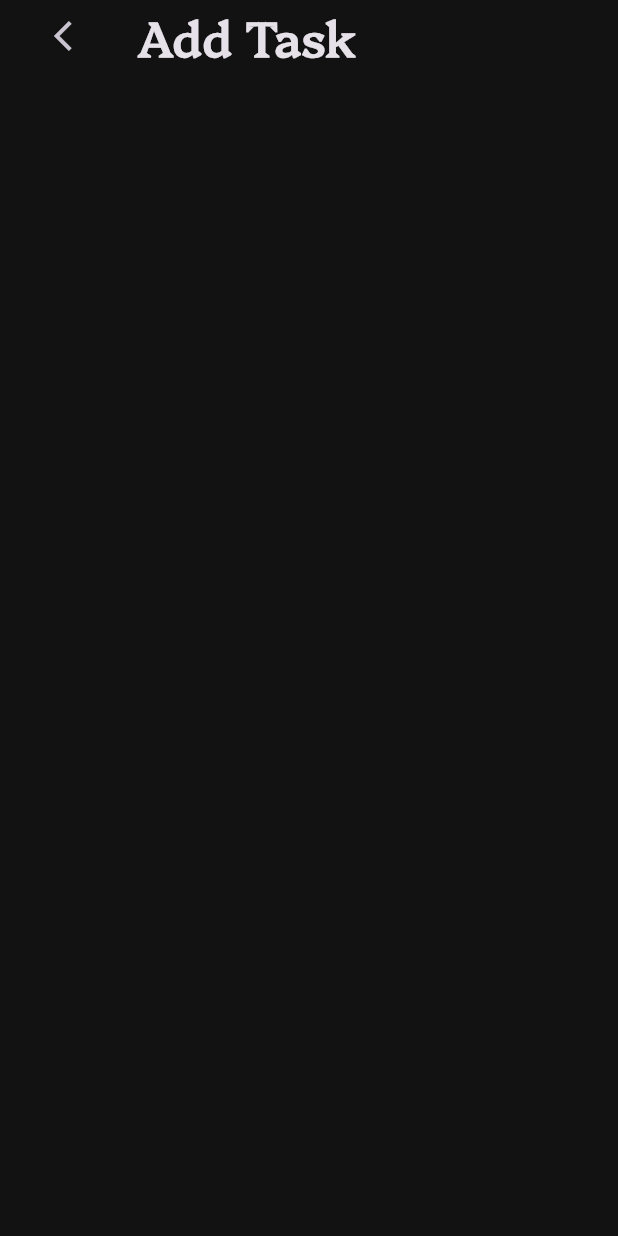
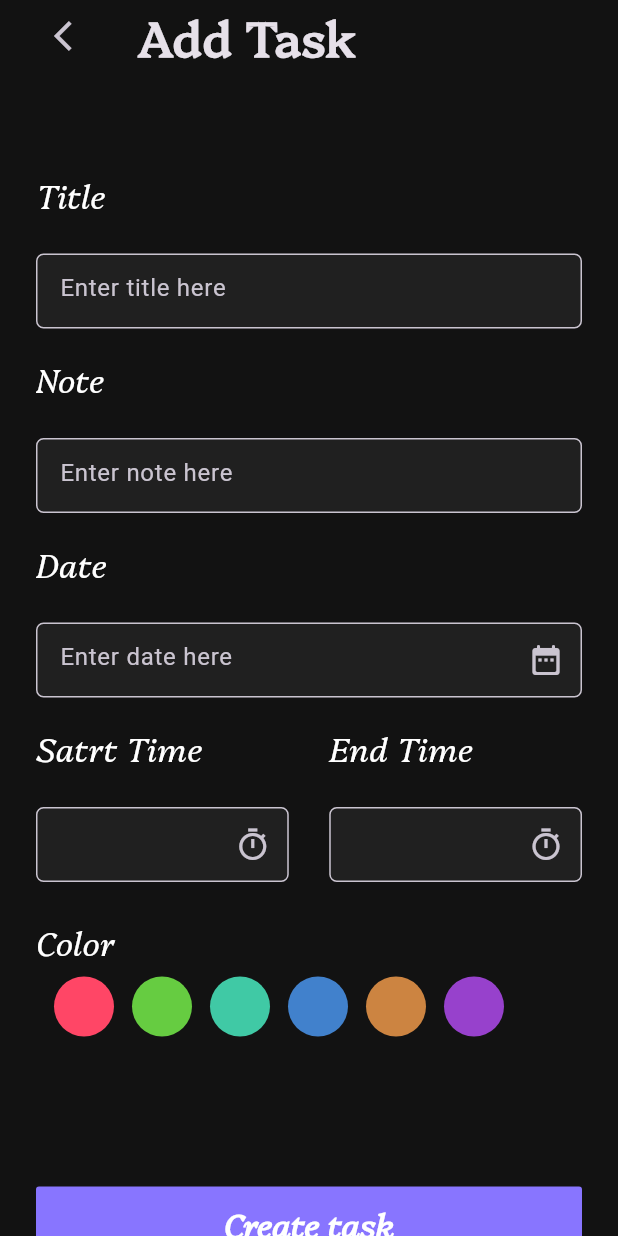
Before and after one commit to AnasAlhamadd/taskmanger, a Flutter app: the AddTaskView screen opened by its route, on a phone screen of 412 x 824 dp. Run offline on Flutter 3.47's test engine with Material 3 defaults, Android fonts, the phone set to English and light mode, and no system bars; our stand-ins replace bloc, date_picker_timeline, firebase_auth, firebase_core, flutter_bloc, flutter_svg and 4 more; accounts and stored records are empty.

Commit message:
finesh ui add task

```diff
--- a/lib/Feauthres/add_task_screen/prisintaion/views/widgets/add_task_viewbody.dart
+++ b/lib/Feauthres/add_task_screen/prisintaion/views/widgets/add_task_viewbody.dart
@@ -1,18 +1,91 @@
+import 'package:flutter/cupertino.dart';
 import 'package:flutter/material.dart';
+import 'package:flutter/widgets.dart';
 import 'package:untitledtaskmanger/Feauthres/add_task_screen/prisintaion/views/widgets/custom_appbar.dart';
+import 'package:untitledtaskmanger/Feauthres/add_task_screen/prisintaion/views/widgets/custom_textfailed.dart';
+import 'package:untitledtaskmanger/Feauthres/add_task_screen/prisintaion/views/widgets/showrang_date.dart';
+import 'package:untitledtaskmanger/core/helper/color.dart';
+import 'package:untitledtaskmanger/core/helper/constant.dart';
+import 'package:untitledtaskmanger/core/helper/styles.dart';
+import 'package:untitledtaskmanger/services/services_layer.dart';
 
-class AddTaskViewBody extends StatelessWidget {
+class AddTaskViewBody extends StatefulWidget {
   const AddTaskViewBody({super.key});
 
   @override
+  State<AddTaskViewBody> createState() => _AddTaskViewBodyState();
+}
+
+class _AddTaskViewBodyState extends State<AddTaskViewBody> {
+  bool val = false;
+  @override
   Widget build(BuildContext context) {
-    return const Padding(
-      padding: EdgeInsets.symmetric(horizontal: 24.0),
-      child: Column(
-        children: [
-          CustomAppBarInAddTask(),
-        ],
-      ),
-    );
+    return Padding(
+        padding: const EdgeInsets.symmetric(horizontal: 24.0),
+        child: ListView(
+          children: [
+            const CustomAppBarInAddTask(),
+            const SizedBox(
+              height: 48.0,
+            ),
+            CustomTextFormInAddTask(
+                onChanged: (input) {
+                  print(input);
+                },
+                title: 'Title',
+                hintText: 'Enter title here'),
+            CustomTextFormInAddTask(
+                onChanged: (input) {},
+                title: 'Note',
+                hintText: 'Enter note here'),
+            CustomTextFormInAddTask(
+              onChanged: (input) {},
+              onTap: () {},
+              title: 'Date',
+              hintText: 'Enter date here',
+              suffixIco: const Icon(Icons.date_range_rounded),
+            ),
+            //add date range Start => end ...
+            showRangeDate(),
+            Padding(
+              padding: const EdgeInsets.only(top: 24.0),
+              child: Text(
+                'Color',
+                style: Styles().textstyle22.copyWith(color: Colors.white),
+              ),
+            ),
+            const SizedBox(
+              height: 8.0,
+            ),
+            Row(
+              children: [
+                ...List.generate(
+                    listColorsOfElipsic.length,
+                    (index) => Padding(
+                          padding: const EdgeInsets.only(left: 12),
+                          child: CircleAvatar(
+                            backgroundColor: listColorsOfElipsic[index],
+                          ),
+                        ))
+              ],
+            ),
+            const SizedBox(
+              height: 100,
+            ),
+            MaterialButton(
+                height: 50,
+                color: kButtonColor,
+                splashColor: Colors.deepPurpleAccent,
+                onPressed: () {},
+                child: Text(
+                  'Create task',
+                  style: Styles().textstyle22.copyWith(
+                      color: Colors.white, fontWeight: FontWeight.bold),
+                )),
+            const SizedBox(
+              height: 50,
+            ),
+          ],
+        ));
   }
 }
--- /dev/null
+++ b/lib/Feauthres/add_task_screen/prisintaion/views/widgets/custom_textfailed.dart
@@ -0,0 +1,55 @@
+import 'package:flutter/material.dart';
+import 'package:untitledtaskmanger/core/helper/styles.dart';
+
+class CustomTextFormInAddTask extends StatelessWidget {
+  const CustomTextFormInAddTask(
+      {super.key,
+      required this.title,
+      required this.onChanged,
+      this.hintText,
+      this.suffixIco,
+      this.onTap});
+  final String title;
+  final String? hintText;
+  final Widget? suffixIco;
+  final void Function(String)? onChanged;
+  final void Function()? onTap;
+  @override
+  Widget build(BuildContext context) {
+    return Padding(
+      padding: const EdgeInsets.only(top: 18.0),
+      child: Column(
+        crossAxisAlignment: CrossAxisAlignment.start,
+        children: [
+          Text(
+            title,
+            style: Styles().textstyle22.copyWith(color: Colors.white),
+          ),
+          Padding(
+              padding: const EdgeInsets.only(top: 24.0),
+              child: SizedBox(
+                height: 50,
+                child: TextFormField(
+                  onTap: onTap,
+                  onChanged: onChanged,
+                  validator: (input) {
+                    if (input!.isEmpty) return 'This field is empty';
+                  },
+                  decoration: InputDecoration(
+                    suffixIcon: suffixIco,
+                    hintText: hintText,
+                    fillColor: Colors.grey.withOpacity(.1),
+                    filled: true,
+                    border: const OutlineInputBorder(
+                      borderRadius: BorderRadius.all(
+                        Radius.circular(5.0),
+                      ),
+                    ),
+                  ),
+                ),
+              )),
+        ],
+      ),
+    );
+  }
+}
--- /dev/null
+++ b/lib/Feauthres/add_task_screen/prisintaion/views/widgets/showrang_date.dart
@@ -0,0 +1,27 @@
+import 'package:flutter/material.dart';
+import 'package:untitledtaskmanger/Feauthres/add_task_screen/prisintaion/views/widgets/custom_textfailed.dart';
+
+Row showRangeDate() {
+  return Row(
+    children: [
+      Expanded(
+        child: CustomTextFormInAddTask(
+          onChanged: (input) {},
+          onTap: () {},
+          title: 'Satrt Time',
+          suffixIco: const Icon(Icons.timer_sharp),
+        ),
+      ),
+      const SizedBox(
+        width: 27,
+      ),
+      Expanded(
+          child: CustomTextFormInAddTask(
+        onTap: () {},
+        onChanged: (input) {},
+        title: 'End Time',
+        suffixIco: const Icon(Icons.timer_sharp),
+      )),
+    ],
+  );
+}
--- /dev/null
+++ b/lib/core/helper/color.dart
@@ -0,0 +1,10 @@
+import 'package:flutter/cupertino.dart';
+
+List<Color> listColorsOfElipsic = const [
+  Color(0xffFF4666),
+  Color(0xff66CC41),
+  Color(0xffb41CCA7),
+  Color(0xff4181CC),
+  Color(0xffCC8441),
+  Color(0xff9741CC),
+];
```
